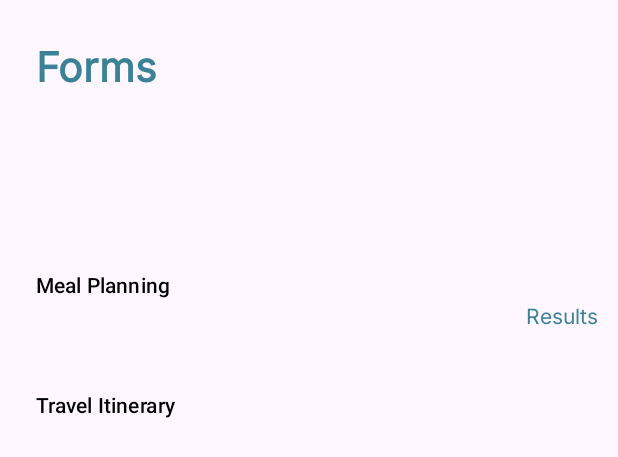
After one commit to Luca-Rausa/SC-Project, an Android app: the layout forms.xml on its own in the app's theme, with its tools: preview values and no code run, on a phone screen of 412 x 824 dp. The commit adds this screen. Shown: the top 457 px of the screen. Run offline under Robolectric (Android 15) with nearby library versions, the phone set to English and light mode, and no system bars; Roboto replaces fonts that are not available here.

Commit message:
forms xml

```diff
--- /dev/null
+++ b/app/src/main/res/drawable/form_button.xml
@@ -0,0 +1,6 @@
+<?xml version="1.0" encoding="utf-8"?>
+<selector xmlns:android="http://schemas.android.com/apk/res/android"><!-- Replace with your button color -->
+        <corners android:radius="0dp"/> <!-- This ensures corners are straight -->
+</selector>
+
+<!--    android:shape="rectangle"-->
--- /dev/null
+++ b/app/src/main/res/layout/forms.xml
@@ -0,0 +1,60 @@
+<?xml version="1.0" encoding="utf-8"?>
+<androidx.constraintlayout.widget.ConstraintLayout xmlns:android="http://schemas.android.com/apk/res/android"
+    xmlns:app="http://schemas.android.com/apk/res-auto"
+    xmlns:tools="http://schemas.android.com/tools"
+    android:layout_width="match_parent"
+    android:layout_height="match_parent">
+
+    <TextView
+        android:id="@+id/textView39"
+        android:layout_width="wrap_content"
+        android:layout_height="wrap_content"
+        android:layout_marginStart="24dp"
+        android:layout_marginTop="24dp"
+        android:fontFamily="@font/inter"
+        android:text="Forms"
+        android:textColor="#3B8198"
+        android:textSize="27sp"
+        android:textStyle="bold"
+        app:layout_constraintStart_toStartOf="parent"
+        app:layout_constraintTop_toTopOf="parent" />
+
+    <Button
+        android:id="@+id/button9"
+        android:layout_width="409dp"
+        android:layout_height="80dp"
+        android:layout_marginTop="150dp"
+        android:background="@drawable/form_button"
+        android:backgroundTint="@color/blue"
+        android:text="Meal Planning"
+        android:textAlignment="viewStart"
+        android:textColor="@color/black"
+        app:layout_constraintStart_toStartOf="parent"
+        app:layout_constraintTop_toTopOf="parent" />
+
+    <Button
+        android:id="@+id/button10"
+        android:layout_width="409dp"
+        android:layout_height="80dp"
+        android:background="@drawable/form_button"
+        android:text="Travel Itinerary"
+        android:textAlignment="viewStart"
+
+        android:textColor="@color/black"
+        app:layout_constraintStart_toStartOf="parent"
+        app:layout_constraintTop_toBottomOf="@+id/button9" />
+
+    <TextView
+        android:id="@+id/textView40"
+        android:layout_width="wrap_content"
+        android:layout_height="wrap_content"
+        android:layout_marginStart="350dp"
+        android:layout_marginTop="50dp"
+        android:fontFamily="@font/inter"
+        android:text="Results"
+        android:textAlignment="textEnd"
+        android:textColor="#3B8198"
+        app:layout_constraintStart_toStartOf="@+id/button9"
+        app:layout_constraintTop_toTopOf="@+id/button9" />
+
+</androidx.constraintlayout.widget.ConstraintLayout>
--- a/app/src/main/res/layout/travel_itinerary.xml
+++ b/app/src/main/res/layout/travel_itinerary.xml
@@ -234,7 +234,7 @@
 
     <TextView
         android:id="@+id/textView34"
-        android:layout_width="wrap_content"
+        android:layout_width="361dp"
         android:layout_height="wrap_content"
         android:layout_marginStart="24dp"
         android:layout_marginTop="10dp"
```
